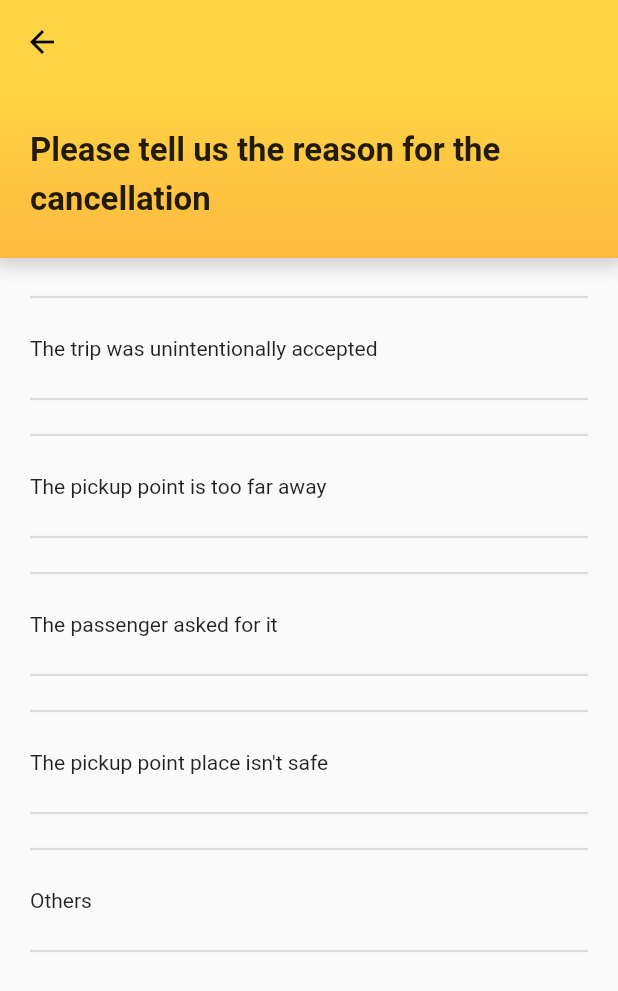
After one commit to WeaamMohamed/SIDA_drivers, a Flutter app: the CancelDriverScreen screen opened directly, on a phone screen of 412 x 824 dp. The commit adds this screen. Shown: the top 991 px of the screen. Run offline on Flutter 3.47's test engine with Material 2 defaults, Android fonts, the phone set to English and light mode, and no system bars; our stand-ins replace firebase_auth, firebase_core, firebase_database, firebase_messaging, flutter_svg, geolocator and 4 more; missing offline and left inert: dart:ffi, flutter_geofire, google_maps_webservice, rate_my_app; accounts and stored records are empty; Roboto replaces fonts that are missing (Spoqa Han Sans Neo).

Commit message:
CancelDriverScreen UI

```diff
--- /dev/null
+++ b/lib/screens/cancel_driver_screen.dart
@@ -0,0 +1,87 @@
+import 'package:flutter/material.dart';
+import 'package:rate_my_app/rate_my_app.dart';
+import 'package:sida_drivers_app/shared/colors/colors.dart';
+import 'package:sida_drivers_app/shared/componenents/my_components.dart';
+
+class CancelDriverScreen extends StatefulWidget {
+  @override
+  _CancelDriverScreenState createState() => _CancelDriverScreenState();
+}
+
+class _CancelDriverScreenState extends State<CancelDriverScreen> {
+  final double horizontalPadding = 20;
+
+  @override
+  Widget build(BuildContext context) {
+    Size size = MediaQuery.of(context).size;
+    return Scaffold(
+      appBar: customAmberAppCar(context: context),
+      body: Column(
+        crossAxisAlignment: CrossAxisAlignment.stretch,
+        children: [
+          customContainerWithGradient(
+            title: "Please tell us the reason for the cancellation",
+          ),
+          SizedBox(
+            height: 10,
+          ),
+          _buildOptionColumn(),
+        ],
+      ),
+    );
+  }
+
+  Widget _buildOptionItem({String text, Function onTap}) => Padding(
+        padding: EdgeInsets.symmetric(
+          horizontal: horizontalPadding,
+        ),
+        child: Column(
+          crossAxisAlignment: CrossAxisAlignment.stretch,
+          mainAxisAlignment: MainAxisAlignment.start,
+          children: [
+            SizedBox(
+              height: 8,
+            ),
+            Divider(
+              thickness: 1.5,
+            ),
+            InkWell(
+              onTap: onTap,
+              child: Container(
+                margin: EdgeInsets.symmetric(vertical: 18),
+                child: Text(
+                  text,
+                  style: TextStyle(
+                    fontSize: 14,
+                  ),
+                ),
+              ),
+            ),
+            Divider(
+              thickness: 1.5,
+            ),
+          ],
+        ),
+      );
+
+  _buildOptionColumn() => Expanded(
+        child: SingleChildScrollView(
+          physics: BouncingScrollPhysics(),
+          child: Column(
+            children: [
+              //TODO: onTap(){}
+              _buildOptionItem(
+                  text: "The trip was unintentionally accepted", onTap: () {}),
+              _buildOptionItem(
+                  text: "The pickup point is too far away", onTap: () {}),
+              _buildOptionItem(
+                  text: "The passenger asked for it", onTap: () {}),
+              _buildOptionItem(
+                  text: "The pickup point place isn't safe", onTap: () {}),
+              _buildOptionItem(text: "Others", onTap: () {}),
+
+            ],
+          ),
+        ),
+      );
+}
--- a/lib/shared/componenents/my_components.dart
+++ b/lib/shared/componenents/my_components.dart
@@ -133,67 +133,6 @@ Widget customTextFormField({
       ),
       validator: validator,
     );
-// Widget customBlackButton({
-//   String title = "Next",
-//   Function onTap,
-// }) =>
-//     InkWell(
-//       onTap: onTap,
-//       child: Container(
-//         height: 60,
-//         decoration: BoxDecoration(
-//           borderRadius: BorderRadius.circular(14),
-//           color: Colors.black,
-//         ),
-//         child: Material(
-//           color: Colors.transparent,
-//           child: InkWell(
-//               onTap: () {},
-//               child: Center(
-//                 child: Text(title,
-//                     style: TextStyle(
-//                      // fontSize: 13,
-//                       color: Colors.white,
-//                       fontWeight: FontWeight.bold,
-//                     )),
-//               )),
-//         ),
-//       ),
-//     );
-//
-// Widget customTextFormField({
-//   String label,
-//   Function validator,
-//   TextEditingController textController,
-//   TextInputType textInputType,
-// }) =>
-//     TextFormField(
-//       controller: textController,
-//       keyboardType: textInputType,
-// //labelText:"label",
-//
-//       decoration: InputDecoration(
-//
-//       //  contentPadding: EdgeInsets.symmetric(vertical: 15.0,),
-//
-//
-//         errorStyle: TextStyle(
-//           fontSize: 13,
-//           color: Colors.red[700],
-//         ),
-//         labelText: label,
-//         labelStyle: TextStyle(
-//           fontSize: 13,
-//           color: Color(0xffA9ACB6),
-//           fontWeight: FontWeight.bold,
-//         ),
-//       ),
-//       cursorColor: Colors.black,
-//       style: TextStyle(
-//         fontSize: 15,
-//       ),
-//       validator: validator,
-//     );
 
 Widget customEditImage({@required context,
   String imagePath = "assets/images/certificate.svg",
@@ -313,13 +252,21 @@ Widget customEditImage({@required context,
   ),
 );
 
+Widget customAmberAppCar({@required context}) => AppBar(
+  elevation: 0,
+  backgroundColor: customAmberColor1,
+  leading: InkWell(
+    onTap: () {
+      Navigator.pop(context);
+    },
+    child: Icon(Icons.arrow_back, color: Colors.black,
+    ),
+  ),
+);
 Widget customAppBar({String title, @required context})=>   AppBar(
   //  backgroundColor: Colors.red,
 
-
   centerTitle: true,
-
-
   title: Text(title,
     style: TextStyle(
         fontSize: 16,
@@ -336,4 +283,41 @@ Widget customAppBar({String title, @required context})=>   AppBar(
     ),
   ),
 );
+
+Widget customContainerWithGradient({double height, String title,})=>
+    Container(
+ // height:  height,
+  decoration: BoxDecoration(
+    color: customAmberColor2,
+    gradient: LinearGradient(
+      colors: [customAmberColor1, customAmberColor2],
+      begin: Alignment.topCenter,
+      end: Alignment.bottomCenter,
+
+    ),
+
+    boxShadow: [
+      BoxShadow(
+        color: Colors.black26.withOpacity(0.2),
+        spreadRadius: 4,
+        blurRadius: 10,
+        //offset: Offset(0, 3), // changes position of shadow
+      ),
+    ],
+  ),
+  child: Padding(
+    padding: const EdgeInsets.symmetric(horizontal: 20,
+    vertical: 25,),
+    child: Center(
+      child: Text(title, style: TextStyle(
+        height: 1.5,
+        fontSize: 22,
+        fontWeight: FontWeight.bold,
+
+      ),
+
+      ),
+    ),
+  ),
+);
 BorderRadius customBorderRadius = BorderRadius.circular(8);
```
